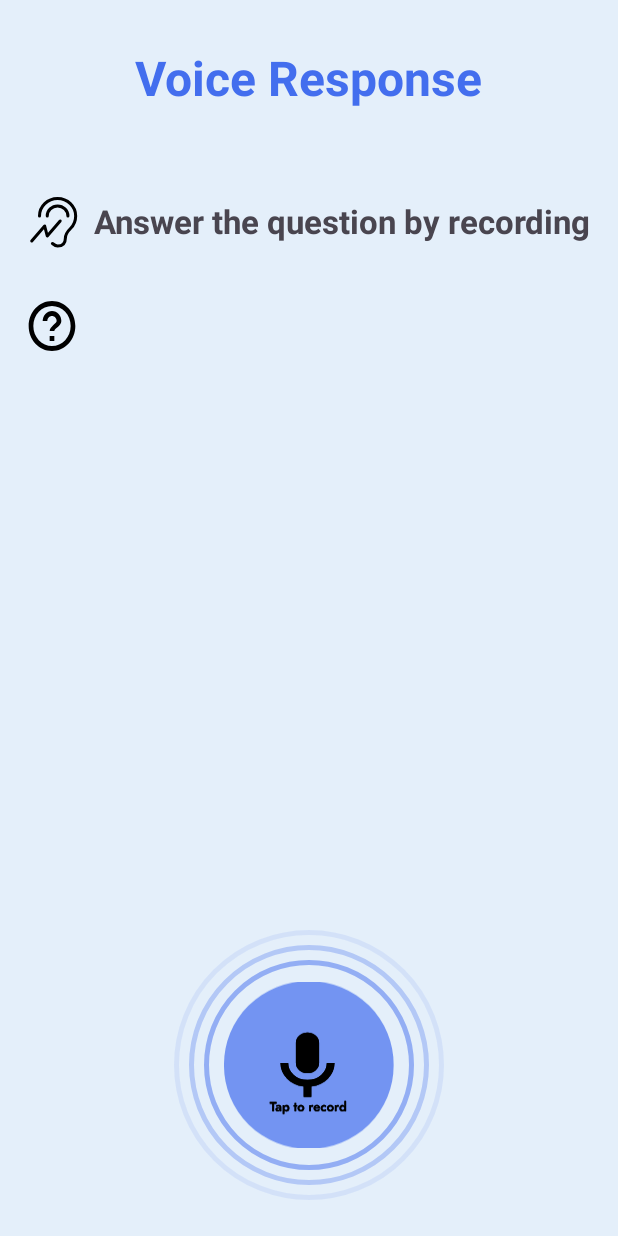
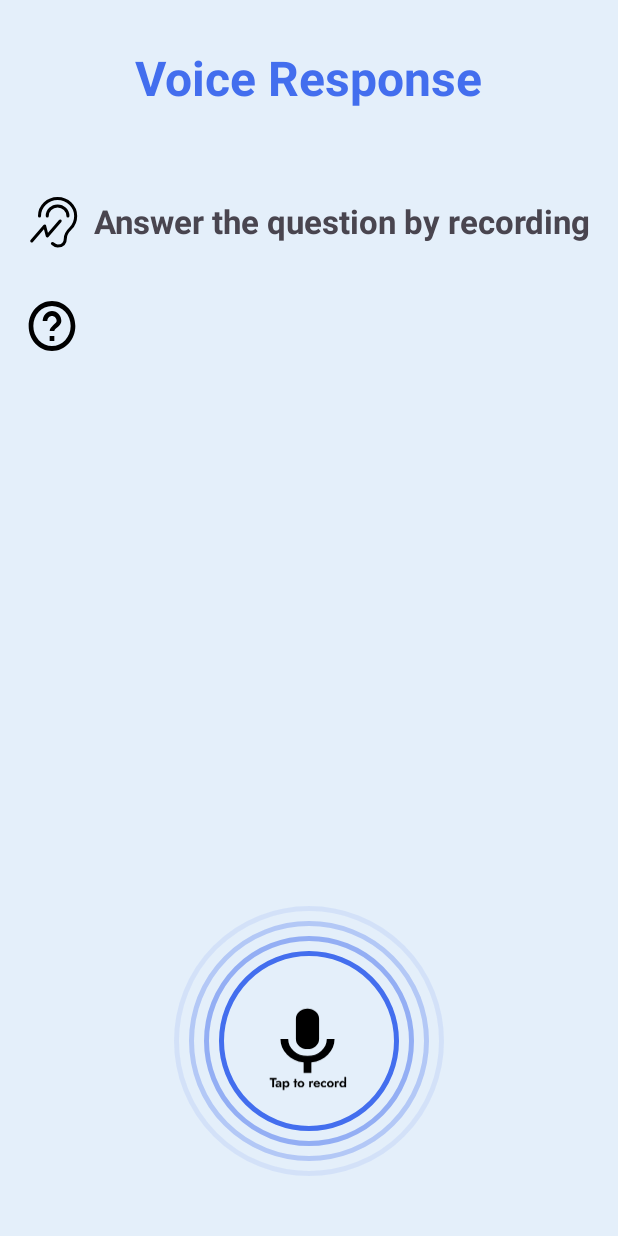
Before and after one commit to Trengmeri/Encybara, an Android app: the layout activity_record_question.xml on its own in the app's theme, with its tools: preview values and no code run, on a phone screen of 412 x 824 dp. Run offline under Robolectric (Android 15) with nearby library versions, the light colour scheme and no system bars.

Commit message:
speaking ver 2

```diff
--- a/app/src/main/res/layout/activity_record_question.xml
+++ b/app/src/main/res/layout/activity_record_question.xml
@@ -76,7 +76,7 @@
                 android:layout_height="wrap_content"
                 android:layout_marginTop="@dimen/dp_30"
                 android:drawablePadding="10dp"
-                android:textSize="40sp"
+                android:textSize="30sp"
                 android:textStyle="bold" />
 
             <TextView
@@ -96,30 +96,11 @@
         android:layout_width="match_parent"
         android:layout_height="wrap_content"
         android:gravity="center"
-        android:paddingBottom="24dp">
+        android:paddingBottom="16dp"> <!-- Giảm padding để có không gian cho các nút mới -->
 
-        <!-- Tôi đã xóa marginLeft để nút được căn giữa một cách chính xác -->
         <FrameLayout
             android:layout_width="wrap_content"
             android:layout_height="wrap_content">
-
-            <!-- Nút nghe tùy chỉnh (đã thu nhỏ) -->
-            <LinearLayout
-                android:layout_width="120dp"
-                android:layout_height="120dp"
-                android:layout_gravity="center"
-                android:clickable="true"
-                android:focusable="true"
-                android:gravity="center"
-                android:orientation="vertical"
-                android:padding="3dp">
-
-                <!-- Biểu tượng loa -->
-                <ImageView
-                    android:layout_width="wrap_content"
-                    android:layout_height="wrap_content"
-                    android:src="@drawable/ic_record" />
-            </LinearLayout>
 
             <!-- Vòng tròn 1 (đã thu nhỏ) -->
             <View
@@ -157,7 +138,8 @@
                 android:focusable="true"
                 android:gravity="center"
                 android:orientation="vertical"
-                android:padding="3dp">
+                android:padding="3dp"
+                android:background="@drawable/circle_shape2"> <!-- Thêm background để dễ nhấn -->
 
                 <!-- Biểu tượng loa -->
                 <ImageView
@@ -169,6 +151,37 @@
 
     </LinearLayout>
 
+    <!-- KHỐI MÃ MỚI: Cụm nút hành động (Nói lại, Câu tiếp theo) -->
+    <LinearLayout
+        android:id="@+id/actionButtonsContainer"
+        android:layout_width="match_parent"
+        android:layout_height="wrap_content"
+        android:orientation="horizontal"
+        android:gravity="center"
+        android:paddingBottom="24dp"
+        android:visibility="gone"
+        tools:visibility="visible"> <!-- tools:visibility="visible" để xem trước trong Android Studio -->
+
+        <Button
+            android:id="@+id/btnRetry"
+            android:layout_width="wrap_content"
+            android:layout_height="wrap_content"
+            android:text="@string/record_again"
+            android:layout_marginEnd="8dp"
+            android:backgroundTint="@color/color_selected"
+            android:visibility="gone"/>
+
+        <Button
+            android:id="@+id/btnNextQuestion"
+            android:layout_width="wrap_content"
+            android:layout_height="wrap_content"
+            android:text="@string/nextquestion"
+            android:layout_marginStart="8dp"
+            android:backgroundTint="@color/btncolor"
+            android:visibility="gone"/>
+
+    </LinearLayout>
+
 
     <FrameLayout
         android:id="@+id/popupContainer"
--- a/app/src/main/res/values/strings.xml
+++ b/app/src/main/res/values/strings.xml
@@ -19,6 +19,7 @@
     <string name="listen_rewrite">Listen and implement as required.</string>
     <string name="ques_lis">What are they talking about ?</string>
     <string name="check">Check Result</string>
+    <string name="record_again">Record again</string>
     <string name="review">Review Answer</string>
     <string name="material_course">Complete the lesson</string>
     <string name="first">Do you want to study the lecture of this course?</string>
```
Also changed, not shown: app/src/main/java/com/example/test/BaseActivity.java (added, +27 -0 lines), app/src/main/java/com/example/test/NonVietnameseFilter.java (added, +20 -0 lines), app/src/main/java/com/example/test/api/QuestionManager.java (+52 -6 lines), app/src/main/java/com/example/test/model/SampleAnswer.java (added, +64 -0 lines), app/src/main/java/com/example/test/response/ApiResponseSampleAns.java (added, +42 -0 lines), app/src/main/java/com/example/test/ui/DictionaryActivity.java (+2 -1 lines), app/src/main/java/com/example/test/ui/DiscussionActivity.java (+2 -1 lines), app/src/main/java/com/example/test/ui/FlashcardActivity.java (+2 -1 lines), app/src/main/java/com/example/test/ui/ForgotPassWordActivity.java (+2 -1 lines), app/src/main/java/com/example/test/ui/NewPassActivity.java (+2 -1 lines), app/src/main/java/com/example/test/ui/ReviewActivity.java (+2 -1 lines), app/src/main/java/com/example/test/ui/SignInActivity.java (+2 -1 lines), app/src/main/java/com/example/test/ui/SignUpActivity.java (+2 -1 lines), app/src/main/java/com/example/test/ui/question_data/RecordQuestionActivity.java (+58 -2 lines), 2 other files.
